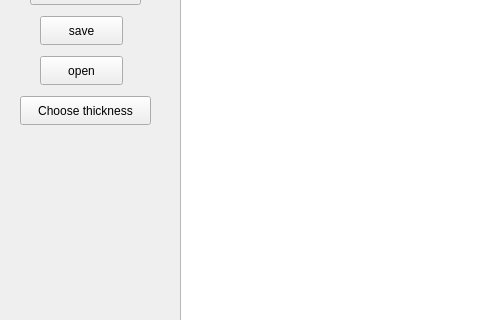
Qt form GraphicEditor/mainwindow.ui (AngelaWinner/Educational-practice) before a commit; both pictures show x 0 to 480 and y 264 to 584 of the 1100 by 755 pixel window.
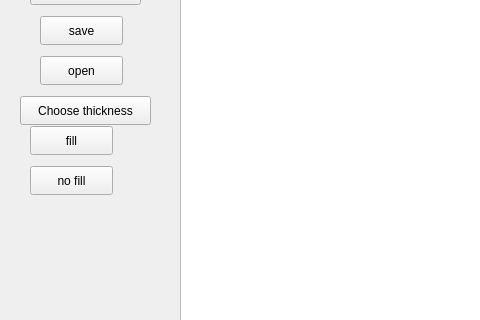
The same form after that commit.

What changed in the file:
```diff
--- a/GraphicEditor/mainwindow.ui
+++ b/GraphicEditor/mainwindow.ui
@@ -141,6 +141,32 @@
      <string>romb</string>
     </property>
    </widget>
+   <widget class="QPushButton" name="fillButton">
+    <property name="geometry">
+     <rect>
+      <x>30</x>
+      <y>390</y>
+      <width>83</width>
+      <height>29</height>
+     </rect>
+    </property>
+    <property name="text">
+     <string>fill</string>
+    </property>
+   </widget>
+   <widget class="QPushButton" name="noFillButton">
+    <property name="geometry">
+     <rect>
+      <x>30</x>
+      <y>430</y>
+      <width>83</width>
+      <height>29</height>
+     </rect>
+    </property>
+    <property name="text">
+     <string>no fill</string>
+    </property>
+   </widget>
   </widget>
   <widget class="QMenuBar" name="menubar">
    <property name="geometry">
```
